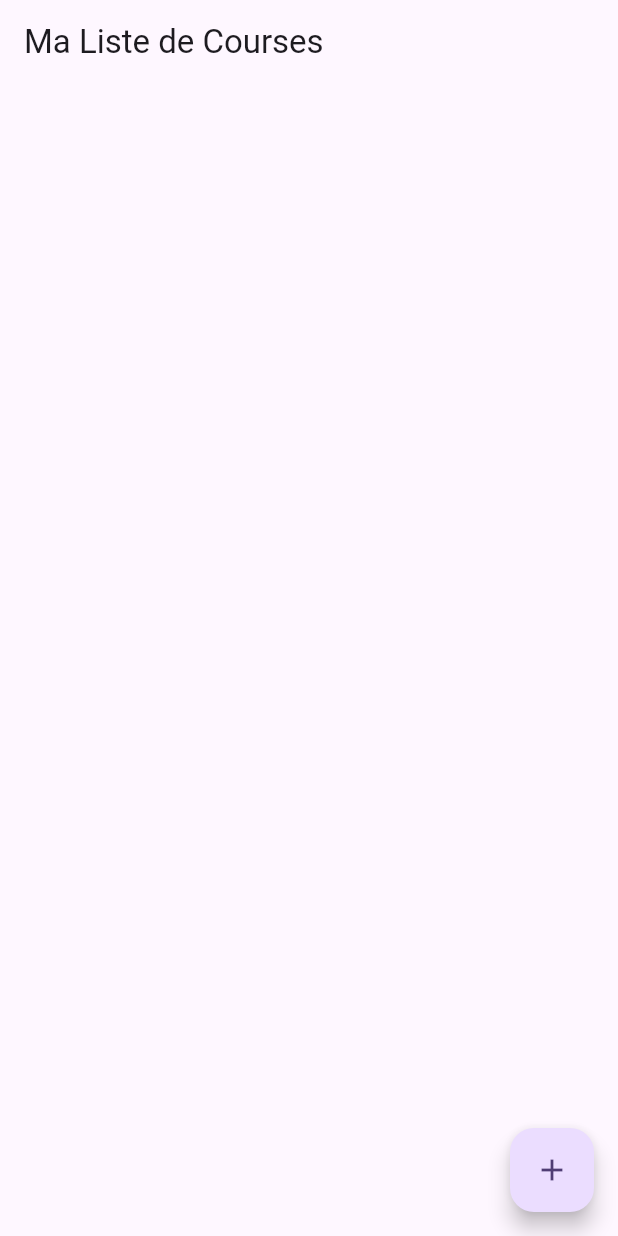
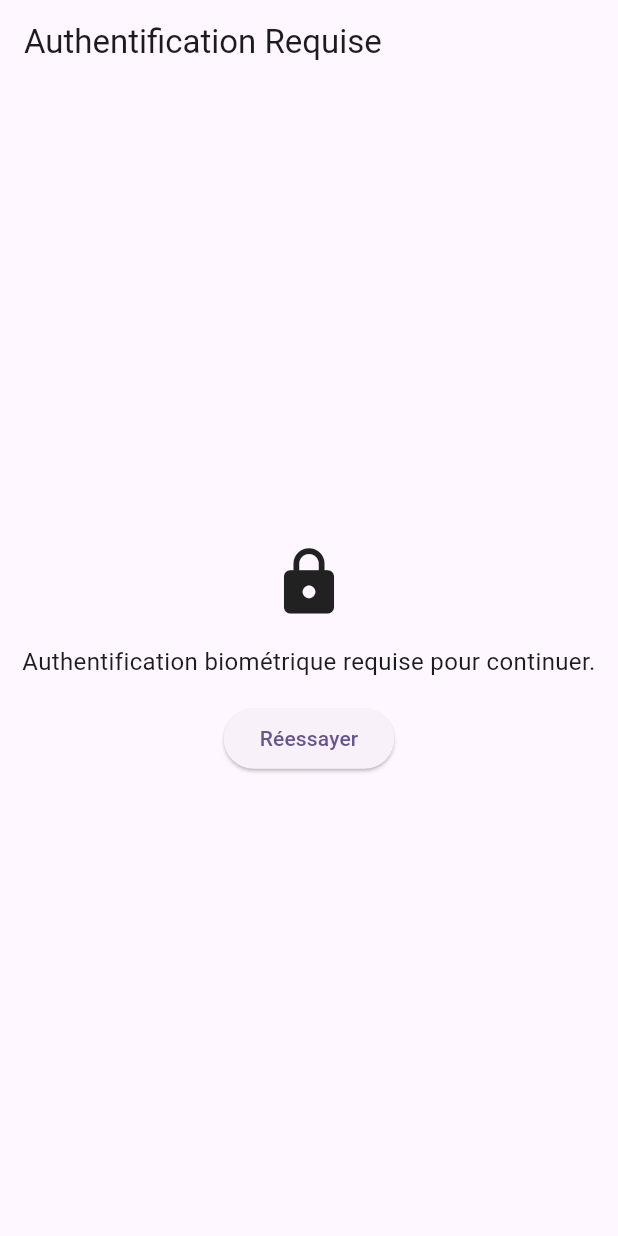
Before and after one commit to carnell0/shopping_list_app, a Flutter app: the screen it shows after launch, on a phone screen of 412 x 824 dp. Run offline on Flutter 3.47's test engine with Material 3 defaults, Android fonts, the phone set to English and light mode, and no system bars; our stand-ins replace flutter_riverpod, hive, hive_flutter, local_auth; accounts and stored records are empty.

Commit message:
refactorisation de la structure du code

```diff
--- a/lib/main.dart
+++ b/lib/main.dart
@@ -1,7 +1,8 @@
 // lib/main.dart
 import 'package:flutter/material.dart';
 import 'package:flutter_riverpod/flutter_riverpod.dart';
-import 'providers/shopping_list_provider.dart';
+import 'screens/shopping_list_page.dart';
+import 'services/auth_service.dart';
 
 void main() {
   // 1. Indispensable ! Encapsule l'app dans un ProviderScope pour que Riverpod fonctionne
@@ -19,91 +20,78 @@ class MyApp extends StatelessWidget {
         colorScheme: ColorScheme.fromSeed(seedColor: Colors.deepPurple),
         useMaterial3: true,
       ),
-      home: const ShoppingListPage(),
+      home: const AuthScreenWrapper(),
     );
   }
 }
 
-// 2. Utilisation d'un ConsumerWidget pour accéder au provider
-class ShoppingListPage extends ConsumerWidget {
-  const ShoppingListPage({super.key});
+// Dans votre fichier lib/main.dart ou lib/auth_screen_wrapper.dart
+
+class AuthScreenWrapper extends StatefulWidget {
+  const AuthScreenWrapper({super.key});
 
   @override
-  Widget build(BuildContext context, WidgetRef ref) {
-    // 1. On watch le provider qui retourne maintenant un AsyncValue
-    final asyncShoppingList = ref.watch(shoppingListProvider);
+  State<AuthScreenWrapper> createState() => _AuthScreenWrapperState();
+}
 
-    // Pour interagir avec le provider on utilise toujours 'ref.read'
-    final shoppingListNotifier = ref.read(shoppingListProvider.notifier);
+class _AuthScreenWrapperState extends State<AuthScreenWrapper> {
+  bool _isAuthenticated = false;
+  bool _isLoading = false;
+
+  @override
+  void initState() {
+    super.initState();
+    // Lance l'authentification au démarrage de l'écran
+    _startAuthentication();
+  }
+
+  Future<void> _startAuthentication() async {
+    setState(() {
+      _isLoading = true; // Affiche l'indicateur de chargement
+    });
+    final success = await authenticate();
+    setState(() {
+      _isAuthenticated = success; // Met à jour l'état d'authentification
+      _isLoading = false; // Cache l'indicateur
+    });
+  }
+
+  @override
+  Widget build(BuildContext context) {
+    if (_isAuthenticated) {
+      // Si l'authentification est réussie, on affiche la page de la liste
+      return const ShoppingListPage();
+    }
 
     return Scaffold(
       appBar: AppBar(
-        title: const Text('Ma Liste de Courses'),
+        title: const Text('Authentification Requise'),
       ),
-      // 2. On utilise 'when' pour gérer les différents états de l'AsyncValue
-      body: asyncShoppingList.when(
-        data: (shoppingList) {
-          // L'état est en 'data', on peut afficher la liste
-          return ListView.builder(
-            itemCount: shoppingList.length,
-            itemBuilder: (context, index) {
-              final item = shoppingList[index];
-              return ListTile(
-                title: Text(
-                  item.name,
-                  style: TextStyle(
-                    decoration: item.isDone ? TextDecoration.lineThrough : null,
-                  ),
-                ),
-                leading: Checkbox(
-                  value: item.isDone,
-                  onChanged: (_) => shoppingListNotifier.toggleItemStatus(item.id),
-                ),
-                trailing: IconButton(
-                  icon: const Icon(Icons.delete),
-                  onPressed: () => shoppingListNotifier.removeItem(item.id),
-                ),
-              );
-            },
-          );
-        },
-        loading: () {
-          // L'état est en 'loading', on affiche un indicateur
-          return const Center(child: CircularProgressIndicator());
-        },
-        error: (error, stackTrace) {
-          // L'état est en 'error', on affiche un message
-          return Center(child: Text('Erreur : $error'));
-        },
-      ),
-      floatingActionButton: FloatingActionButton(
-        onPressed: () {
-          showDialog(
-            context: context,
-            builder: (context) {
-              final TextEditingController controller = TextEditingController();
-              return AlertDialog(
-                title: const Text('Ajouter un article'),
-                content: TextField(
-                  controller: controller,
-                  decoration: const InputDecoration(hintText: "Nom de l'article"),
-                ),
-                actions: [
-                  TextButton(
-                    onPressed: () {
-                      if (controller.text.isNotEmpty) {
-                        shoppingListNotifier.addItem(controller.text);
-                        Navigator.of(context).pop();
-                      }
-                    },
-                    child: const Text('Ajouter'),
-                  ),
-                ],
-              );
-            },
-          );
-        },
-        child: const Icon(Icons.add),
+      body: Center(
+        child: Column(
+          mainAxisAlignment: MainAxisAlignment.center,
+          children: [
+            if (_isLoading)
+              const CircularProgressIndicator()
+            else
+              const Icon(Icons.lock, size: 50),
+
+            const SizedBox(height: 16),
+
+            const Text(
+              "Authentification biométrique requise pour continuer.",
+              textAlign: TextAlign.center,
+              style: TextStyle(fontSize: 16),
+            ),
+
+            const SizedBox(height: 16),
+
+            ElevatedButton(
+              onPressed: _startAuthentication, // Bouton pour relancer l'authentification
+              child: const Text('Réessayer'),
+            ),
+          ],
+        ),
       ),
     );
   }
--- a/pubspec.yaml
+++ b/pubspec.yaml
@@ -39,6 +39,7 @@ dependencies:
   shared_preferences: ^2.5.3
   hive: ^2.2.3
   hive_flutter: ^1.1.0
+  local_auth: ^2.3.0
 
 dev_dependencies:
   flutter_test:
```
Also changed, not shown: lib/screens/shopping_list_page.dart (added, +70 -0 lines), lib/services/auth_service.dart (added, +29 -0 lines), lib/widgets/add_item_dialog.dart (added, +36 -0 lines), pubspec.lock, 6 other files.
